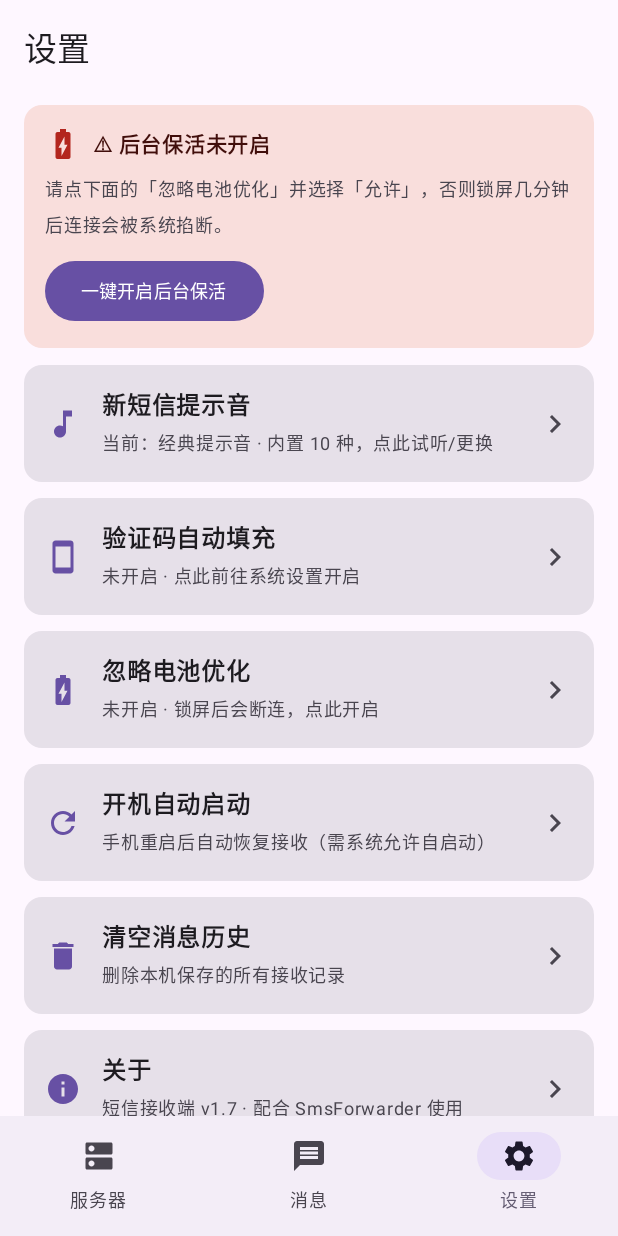
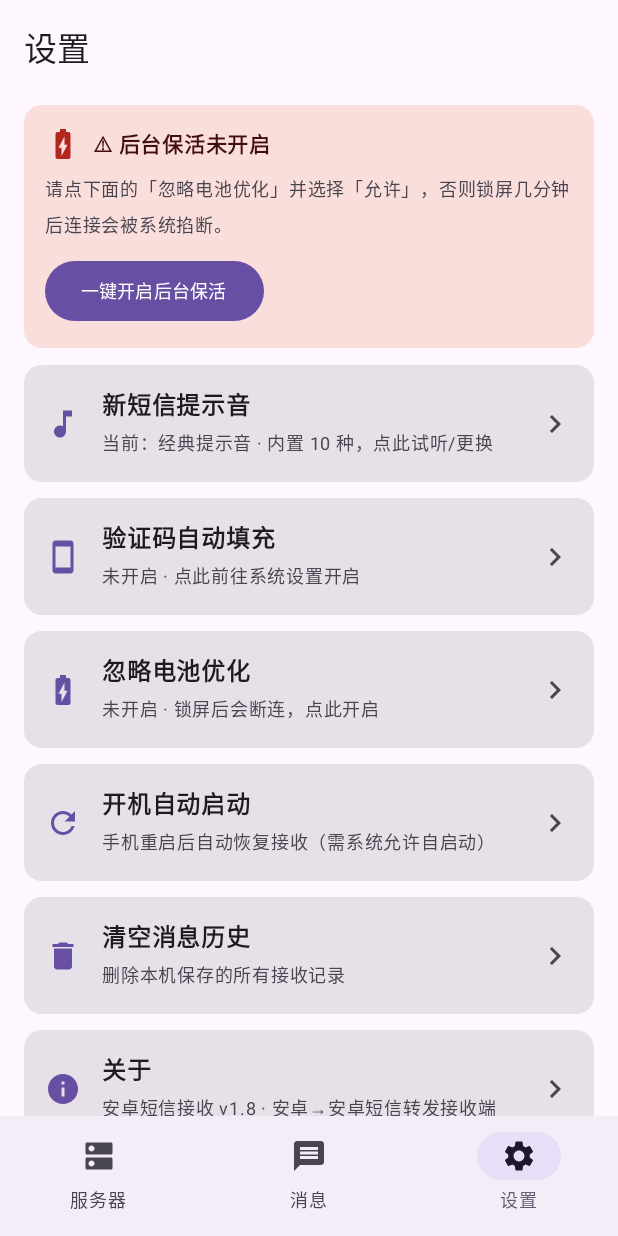
Before and after one commit to JLzsonit/SmsReceiver, an Android app built with Jetpack Compose: the screen it shows after launch (MainActivity), item 3 of the bottom bar chosen, on a phone screen of 412 x 824 dp. Run offline under Robolectric (Android 15) with nearby library versions, the phone set to English and light mode, and no system bars; pictures from the network do not load.

Commit message:
v1.8: rename app to 安卓短信接收 (Android SMS receiver)

```diff
--- a/app/src/main/java/com/example/smsreceiver/MainActivity.kt
+++ b/app/src/main/java/com/example/smsreceiver/MainActivity.kt
@@ -819,7 +819,7 @@ class MainActivity : ComponentActivity() {
                 SettingsRow(
                     icon = Icons.Filled.Info,
                     title = "关于",
-                    subtitle = "短信接收端 v1.7 · 配合 SmsForwarder 使用",
+                    subtitle = "安卓短信接收 v1.8 · 安卓→安卓短信转发接收端",
                     onClick = {}
                 )
                 Spacer(Modifier.height(24.dp))
```
